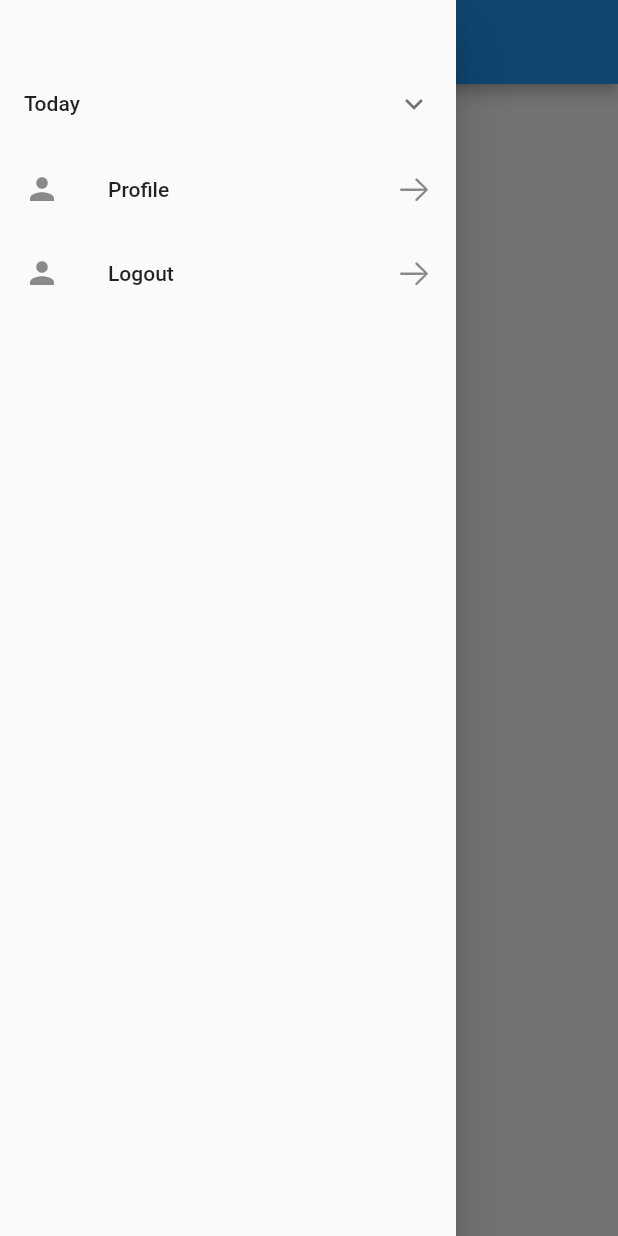
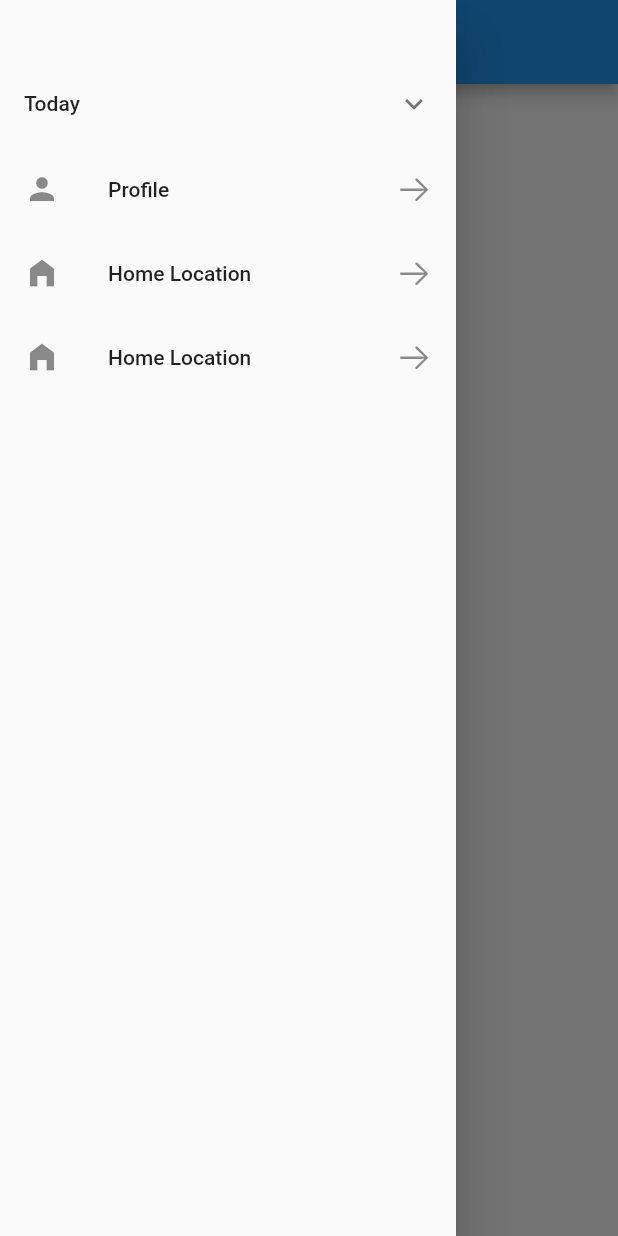
Before and after one commit to Tarikul69/flutter-test, a Flutter app: the screen it shows after launch, with the side drawer open, on a phone screen of 412 x 824 dp. Run offline on Flutter 3.47's test engine with Material 2 defaults, Android fonts, the phone set to English and light mode, and no system bars; our stand-ins replace firebase_core, get; accounts and stored records are empty.

```diff
--- a/lib/drawer/drawer.dart
+++ b/lib/drawer/drawer.dart
@@ -44,8 +44,17 @@ class drawer extends StatelessWidget {
               ),
 
               ListTile(
-                leading: const Icon(Icons.person),
-                title: const Text("Logout"),
+                leading: const Icon(Icons.home_filled),
+                title: const Text("Home Location"),
+                //child: Container(),
+                onTap: (){
+                 // Get.to(const profile());
+                },
+              trailing: const Icon(CupertinoIcons.arrow_right),
+              ),
+              ListTile(
+                leading: const Icon(Icons.home_filled),
+                title: const Text("Home Location"),
                 //child: Container(),
                 onTap: (){
                  // Get.to(const profile());
--- a/lib/screen/product.dart
+++ b/lib/screen/product.dart
@@ -15,6 +15,9 @@ class product extends StatelessWidget {
           child: Center(
             child: Column(
               children: [
+                CircleAvatar(
+                  backgroundImage: AssetImage("kdjvff"),
+                ),
                 Text(name, style:TextStyle(fontWeight: FontWeight.bold, fontSize: 20),),
                 Text(price, style: TextStyle(),),
                 Text(link, style: TextStyle(),),
--- a/pubspec.yaml
+++ b/pubspec.yaml
@@ -33,6 +33,7 @@ dependencies:
   google_maps_flutter: ^2.5.0
   flutter_polyline_points: ^2.0.0
   dio: ^4.0.0
+  firebase_core: ^2.16.0
 
 dev_dependencies:
   flutter_test:
```
Also changed, not shown: lib/firebase_options.dart (added), pubspec.lock, 6 other files.
